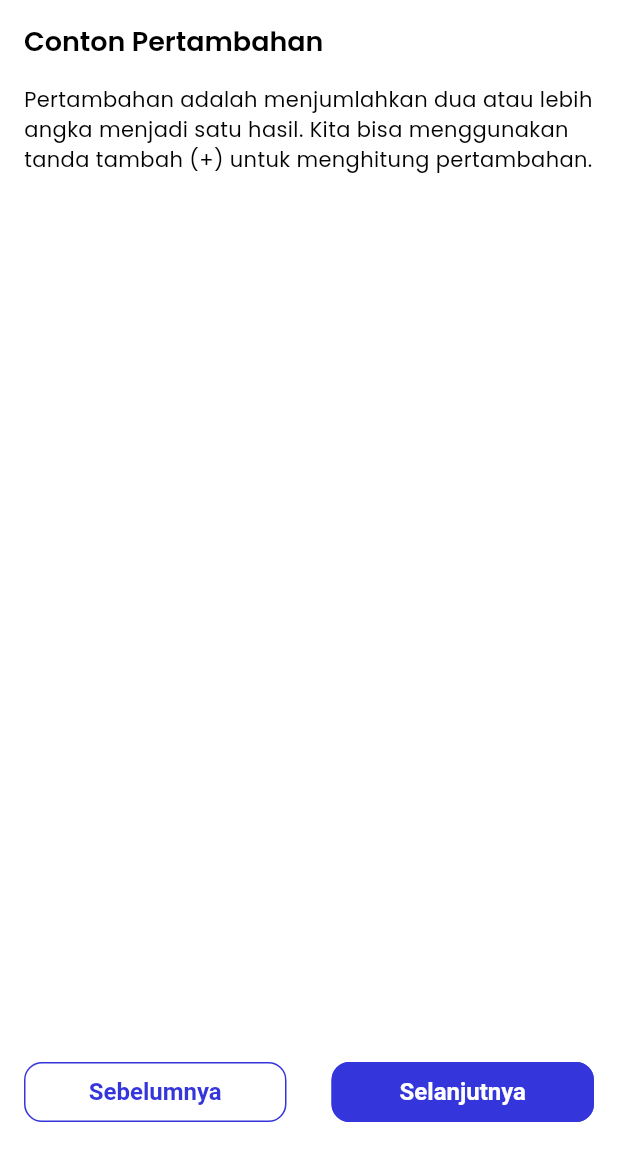
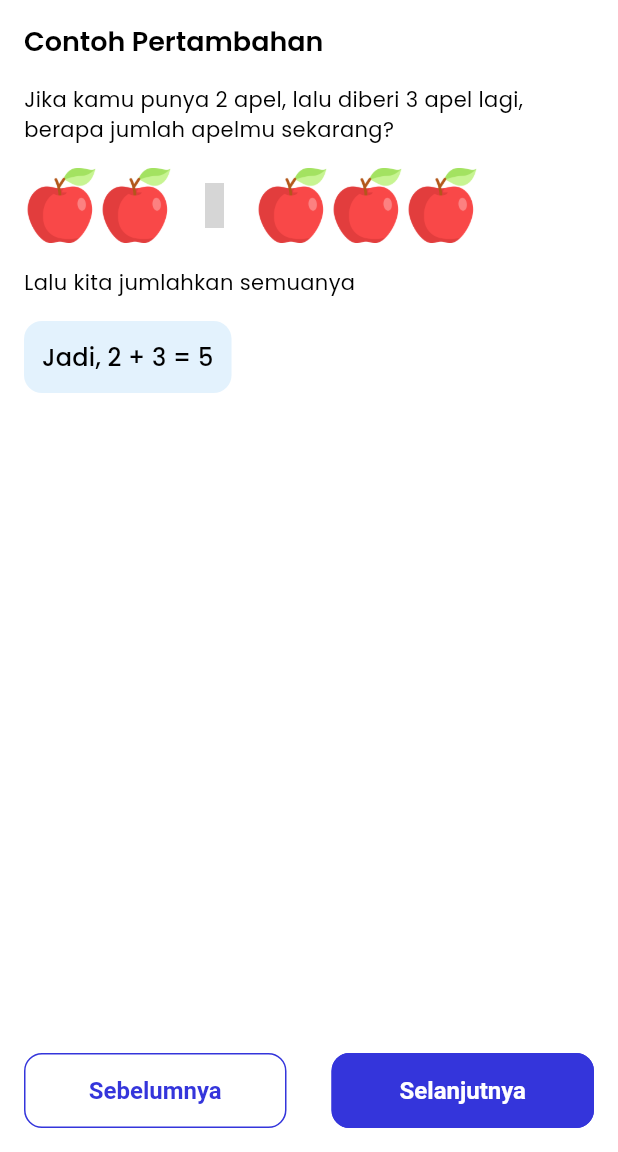
Before and after one commit to penhele/math-application, a Flutter app: the CourseScreen screen opened directly, after a tap on "Selanjutnya", on a phone screen of 412 x 824 dp, the part 84-1236 px from its top. Run offline on Flutter 3.47's test engine with Material 3 defaults, Android fonts, the light colour scheme and no system bars; our stand-ins replace flutter_switch, get, iconsax, lottie, shared_preferences; accounts and stored records are empty; grey boxes are pictures that could not be loaded.

Commit message:
feat: add exercise page

```diff
--- a/lib/ui/course/course.dart
+++ b/lib/ui/course/course.dart
@@ -3,7 +3,9 @@ import 'package:get/get.dart';
 
 import '../../utils/constant/sizes.dart';
 import 'course_controller.dart';
-import 'course_page.dart';
+import 'example/example.dart';
+import 'exercise/exercise.dart';
+import 'intro/intro.dart';
 import 'page_button.dart';
 
 class CourseScreen extends StatelessWidget {
@@ -22,9 +24,9 @@ class CourseScreen extends StatelessWidget {
             controller: controller.pageController,
             physics: NeverScrollableScrollPhysics(),
             children: [
-              MCoursePage(title: 'Apa itu Pertambahan?'),
-              MCoursePage(title: 'Conton Pertambahan'),
-              MCoursePage(title: 'Soal Pertambahan'),
+              IntroPage(),
+              ExamplePage(),
+              ExercisePage()
             ],
           ),
 
--- /dev/null
+++ b/lib/ui/course/example/example.dart
@@ -0,0 +1,61 @@
+import 'package:flutter/material.dart';
+import 'package:iconsax/iconsax.dart';
+
+import '../../../utils/constant/sizes.dart';
+import '../../widget/section_heading.dart';
+
+class ExamplePage extends StatelessWidget {
+  const ExamplePage({super.key});
+
+  @override
+  Widget build(BuildContext context) {
+    return Scaffold(
+      body: Padding(
+        padding: EdgeInsets.all(MSizes.paddingAll),
+        child: Column(
+          crossAxisAlignment: CrossAxisAlignment.start,
+          children: [
+            MSectionHeading(title: 'Contoh Pertambahan'),
+            SizedBox(height: MSizes.spaceBtwItems),
+
+            Text(
+              'Jika kamu punya 2 apel, lalu diberi 3 apel lagi, berapa jumlah apelmu sekarang?',
+            ),
+            SizedBox(height: MSizes.spaceBtwItems),
+
+            Row(
+              children: [
+                Image.asset('assets/images/apple.png', height: 50),
+                Image.asset('assets/images/apple.png', height: 50),
+
+                SizedBox(width: MSizes.spaceBtwMenu),
+                Icon(Iconsax.add, size: 30),
+                SizedBox(width: MSizes.spaceBtwMenu),
+
+                Image.asset('assets/images/apple.png', height: 50),
+                Image.asset('assets/images/apple.png', height: 50),
+                Image.asset('assets/images/apple.png', height: 50),
+              ],
+            ),
+            SizedBox(height: MSizes.spaceBtwItems),
+
+            Text('Lalu kita jumlahkan semuanya'),
+            SizedBox(height: MSizes.spaceBtwItems),
+
+            Container(
+              padding: const EdgeInsets.all(12),
+              decoration: BoxDecoration(
+                color: Colors.blue.shade50,
+                borderRadius: BorderRadius.circular(12),
+              ),
+              child: Text(
+                'Jadi, 2 + 3 = 5',
+                style: Theme.of(context).textTheme.titleMedium,
+              ),
+            ),
+          ],
+        ),
+      ),
+    );
+  }
+}
--- /dev/null
+++ b/lib/ui/course/exercise/exercise.dart
@@ -0,0 +1,60 @@
+import 'package:flutter/material.dart';
+import 'package:iconsax/iconsax.dart';
+
+import '../../../utils/constant/sizes.dart';
+import '../../quiz/answer_card.dart';
+import '../../widget/section_heading.dart';
+
+class ExercisePage extends StatelessWidget {
+  const ExercisePage({super.key});
+
+  @override
+  Widget build(BuildContext context) {
+    return Scaffold(
+      body: Padding(
+        padding: EdgeInsets.all(MSizes.paddingAll),
+        child: Column(
+          crossAxisAlignment: CrossAxisAlignment.start,
+          children: [
+            MSectionHeading(title: 'Latihan Pertambahan'),
+            SizedBox(height: MSizes.spaceBtwItems),
+
+            Text(
+              'Rudi memiliki 1 apel. Lalu temannya memberikan 3 apel lagi. Berapa jumlah apel Rudi sekarang?',
+            ),
+            SizedBox(height: MSizes.spaceBtwItems),
+
+            Row(
+              children: [
+                Image.asset('assets/images/apple.png', height: 50),
+                SizedBox(width: MSizes.spaceBtwMenu),
+                Icon(Iconsax.add, size: 30),
+                SizedBox(width: MSizes.spaceBtwMenu),
+                Image.asset('assets/images/apple.png', height: 50),
+                Image.asset('assets/images/apple.png', height: 50),
+                Image.asset('assets/images/apple.png', height: 50),
+              ],
+            ),
+            SizedBox(height: MSizes.spaceBtwItems * 2),
+
+            Text('Pilih jawabanmu:'),
+            SizedBox(height: MSizes.spaceBtwItems),
+
+            Wrap(
+              spacing: MSizes.spaceBtwMenu,
+              runSpacing: MSizes.spaceBtwMenu,
+              children: [
+                AnswerCard(answer: '1'),
+                AnswerCard(answer: '1'),
+                AnswerCard(answer: '1'),
+                AnswerCard(answer: '1'),
+                AnswerCard(answer: '1'),
+                AnswerCard(answer: '1'),
+              ],
+            ),
+          ],
+        ),
+      ),
+    );
+  }
+}
--- /dev/null
+++ b/lib/ui/course/intro/intro.dart
@@ -0,0 +1,26 @@
+import 'package:flutter/material.dart';
+import 'package:math_application/utils/constant/sizes.dart';
+
+import '../../widget/section_heading.dart';
+
+class IntroPage extends StatelessWidget {
+  const IntroPage({super.key});
+
+  @override
+  Widget build(BuildContext context) {
+    return Padding(
+      padding: const EdgeInsets.all(MSizes.paddingAll),
+      child: Column(
+        crossAxisAlignment: CrossAxisAlignment.start,
+        children: [
+          const MSectionHeading(title: 'Apa itu Pertambahan?'),
+          const SizedBox(height: MSizes.spaceBtwItems),
+          Text(
+            'Pertambahan adalah cara menghitung jumlah dua angka atau lebih. ',
+            style: Theme.of(context).textTheme.bodyMedium,
+          ),
+        ],
+      ),
+    );
+  }
+}
--- a/lib/ui/course/page_button.dart
+++ b/lib/ui/course/page_button.dart
@@ -26,6 +26,7 @@ class MPageButton extends StatelessWidget {
       bottom: MSizes.paddingAll,
       child: SizedBox(
         width: 175,
+        height: 50,
         child: isOutlined
             ? OutlinedButton(onPressed: onPressed, child: Text(title))
             : ElevatedButton(onPressed: onPressed, child: Text(title)),
```
